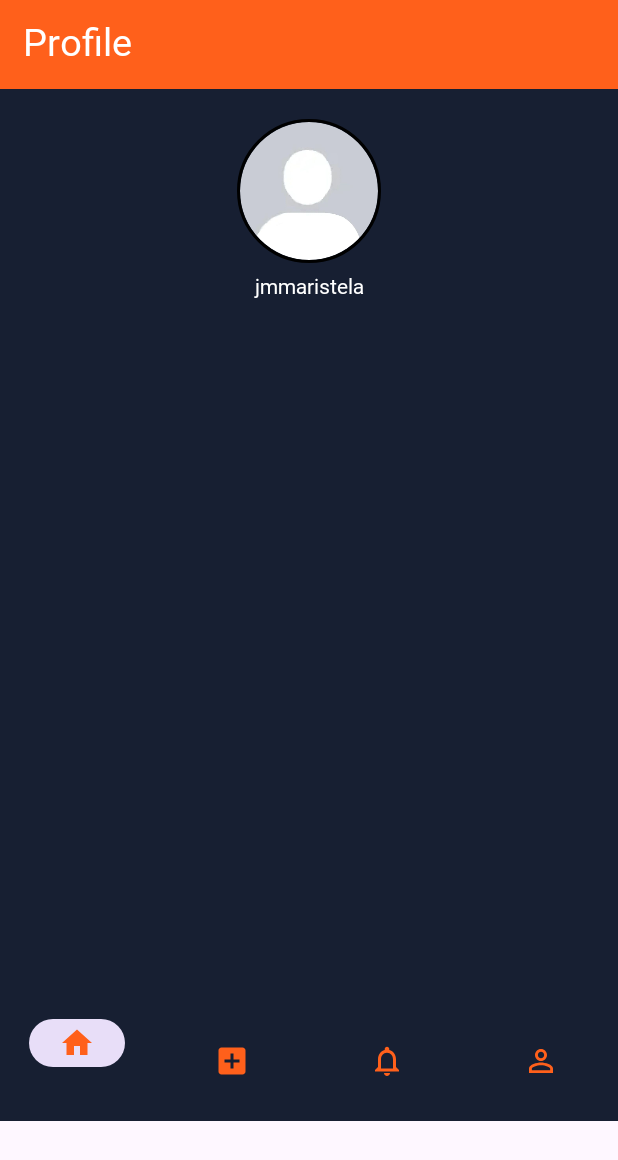
After one commit to jmmaristela/MOBDEVE-MCO_Group30_MaristelaOcampo, an Android app: the layout activity_profile.xml on its own in the app's theme, with its tools: preview values and no code run, on a phone screen of 412 x 824 dp. The commit adds this screen. Shown: the top 1160 px of the screen. Run offline under Robolectric (Android 15) with nearby library versions, the phone set to English and light mode, and no system bars.

Commit message:
PROFILE CREATED, NAVBAR, FONT (INTER), ROUNDED, IMAGES,

```diff
--- a/app/build.gradle.kts
+++ b/app/build.gradle.kts
@@ -1,9 +1,15 @@
 plugins {
     alias(libs.plugins.android.application)
     alias(libs.plugins.jetbrains.kotlin.android)
+
 }
 
+
+
+
 android {
+
+
     namespace = "com.mobdeve.s12.maristela.joseph_miguel.mobdeve_maristelaocampo_mco"
     compileSdk = 34
 
@@ -35,13 +41,17 @@ android {
     }
 }
 
+
+
 dependencies {
-
     implementation(libs.androidx.core.ktx)
     implementation(libs.androidx.appcompat)
     implementation(libs.material)
     implementation(libs.androidx.activity)
     implementation(libs.androidx.constraintlayout)
+
+    implementation("de.hdodenhof:circleimageview:3.1.0") // Add this line
+
     testImplementation(libs.junit)
     androidTestImplementation(libs.androidx.junit)
     androidTestImplementation(libs.androidx.espresso.core)
--- /dev/null
+++ b/app/src/main/java/com/mobdeve/s12/maristela/joseph_miguel/mobdeve_maristelaocampo_mco/ProfileActivity.kt
@@ -0,0 +1,4 @@
+package com.mobdeve.s12.maristela.joseph_miguel.mobdeve_maristelaocampo_mco
+
+class ProfileActivity {
+}
--- /dev/null
+++ b/app/src/main/res/color/bottom_nav_item_color.xml
@@ -0,0 +1,6 @@
+<?xml version="1.0" encoding="utf-8"?>
+<?xml version="1.0" encoding="utf-8"?>
+<selector xmlns:android="http://schemas.android.com/apk/res/android">
+    <item android:color="@color/main_orange" android:state_checked="true" />
+    <item android:color="@android:color/darker_gray" android:state_checked="false" />
+</selector>
--- /dev/null
+++ b/app/src/main/res/drawable/home_nav.xml
@@ -0,0 +1,5 @@
+<vector xmlns:android="http://schemas.android.com/apk/res/android" android:height="24dp" android:tint="#FF601B" android:viewportHeight="24" android:viewportWidth="24" android:width="24dp">
+
+    <path android:fillColor="@android:color/white" android:pathData="M10,20v-6h4v6h5v-8h3L12,3 2,12h3v8z"/>
+
+</vector>
--- /dev/null
+++ b/app/src/main/res/drawable/notif_nav.xml
@@ -0,0 +1,5 @@
+<vector xmlns:android="http://schemas.android.com/apk/res/android" android:height="24dp" android:tint="#FF601B" android:viewportHeight="24" android:viewportWidth="24" android:width="24dp">
+
+    <path android:fillColor="@android:color/white" android:pathData="M12,22c1.1,0 2,-0.9 2,-2h-4c0,1.1 0.9,2 2,2zM18,16v-5c0,-3.07 -1.63,-5.64 -4.5,-6.32L13.5,4c0,-0.83 -0.67,-1.5 -1.5,-1.5s-1.5,0.67 -1.5,1.5v0.68C7.64,5.36 6,7.92 6,11v5l-2,2v1h16v-1l-2,-2zM16,17L8,17v-6c0,-2.48 1.51,-4.5 4,-4.5s4,2.02 4,4.5v6z"/>
+
+</vector>
--- /dev/null
+++ b/app/src/main/res/drawable/profile_nav.xml
@@ -0,0 +1,5 @@
+<vector xmlns:android="http://schemas.android.com/apk/res/android" android:height="24dp" android:tint="#FF601B" android:viewportHeight="24" android:viewportWidth="24" android:width="24dp">
+
+    <path android:fillColor="@android:color/white" android:pathData="M12,5.9c1.16,0 2.1,0.94 2.1,2.1s-0.94,2.1 -2.1,2.1S9.9,9.16 9.9,8s0.94,-2.1 2.1,-2.1m0,9c2.97,0 6.1,1.46 6.1,2.1v1.1L5.9,18.1L5.9,17c0,-0.64 3.13,-2.1 6.1,-2.1M12,4C9.79,4 8,5.79 8,8s1.79,4 4,4 4,-1.79 4,-4 -1.79,-4 -4,-4zM12,13c-2.67,0 -8,1.34 -8,4v3h16v-3c0,-2.66 -5.33,-4 -8,-4z"/>
+
+</vector>
--- /dev/null
+++ b/app/src/main/res/drawable/start_nav.xml
@@ -0,0 +1,5 @@
+<vector xmlns:android="http://schemas.android.com/apk/res/android" android:height="24dp" android:tint="#FF601B" android:viewportHeight="24" android:viewportWidth="24" android:width="24dp">
+
+    <path android:fillColor="@android:color/white" android:pathData="M19,3L5,3c-1.11,0 -2,0.9 -2,2v14c0,1.1 0.89,2 2,2h14c1.1,0 2,-0.9 2,-2L21,5c0,-1.1 -0.9,-2 -2,-2zM17,13h-4v4h-2v-4L7,13v-2h4L11,7h2v4h4v2z"/>
+
+</vector>
--- /dev/null
+++ b/app/src/main/res/font/font_family.xml
@@ -0,0 +1,19 @@
+<?xml version="1.0" encoding="utf-8"?>
+<font-family xmlns:android="http://schemas.android.com/apk/res/android">
+
+    <!-- Regular variant -->
+    <font
+        android:fontStyle="normal"
+        android:fontWeight="400"
+        android:font="@font/InterVariable" />
+
+    <!-- Italic variant -->
+    <font
+        android:fontStyle="italic"
+        android:fontWeight="400"
+        android:font="@font/InterVariableItalic" />
+
+
+    <!-- Add more variants as needed -->
+
+</font-family>
--- /dev/null
+++ b/app/src/main/res/layout/activity_profile.xml
@@ -0,0 +1,67 @@
+<?xml version="1.0" encoding="utf-8"?>
+<LinearLayout xmlns:android="http://schemas.android.com/apk/res/android"
+    xmlns:app="http://schemas.android.com/apk/res-auto"
+    android:layout_width="match_parent"
+    android:layout_height="wrap_content"
+    android:background="@color/main_blue"
+    android:orientation="vertical">
+
+    <FrameLayout
+        android:layout_width="match_parent"
+        android:layout_height="59dp"
+        android:background="@color/main_orange">
+
+        <TextView
+            android:id="@+id/textView"
+            android:layout_width="wrap_content"
+            android:layout_height="wrap_content"
+            android:layout_marginStart="15dp"
+            android:layout_marginTop="10dp"
+            android:fontFamily="@font/font_family"
+            android:text="@string/profile_text"
+            android:textColor="@color/white"
+            android:textSize="25sp" />
+    </FrameLayout>
+
+    <LinearLayout
+        android:layout_width="match_parent"
+        android:layout_height="608dp"
+        android:orientation="vertical">
+
+        <de.hdodenhof.circleimageview.CircleImageView
+            android:id="@+id/profile_image"
+            android:layout_width="96dp"
+            android:layout_height="96dp"
+            android:layout_gravity="center"
+            android:layout_marginTop="20dp"
+            android:src="@drawable/pfp"
+            app:civ_border_color="#FF000000"
+            app:civ_border_width="2dp" />
+
+        <TextView
+            android:id="@+id/textView2"
+            android:layout_width="match_parent"
+            android:layout_height="30dp"
+            android:fontFamily="@font/font_family"
+            android:gravity="center"
+            android:text="@string/username"
+            android:textColor="@color/white" />
+
+    </LinearLayout>
+
+    <FrameLayout
+        android:layout_width="match_parent"
+        android:layout_height="match_parent">
+
+        <com.google.android.material.bottomnavigation.BottomNavigationView
+            android:id="@+id/bottomNavigationView"
+            android:layout_width="match_parent"
+            android:layout_height="wrap_content"
+            android:background="@color/main_blue"
+            app:menu="@menu/bottom_nav_menu"
+            app:itemTextAppearanceInactive="@style/BottomNavigationTextInactive"
+            app:itemIconTint="@color/main_orange" />
+    </FrameLayout>
+
+
+</LinearLayout>
--- /dev/null
+++ b/app/src/main/res/menu/bottom_nav_menu.xml
@@ -0,0 +1,24 @@
+<?xml version="1.0" encoding="utf-8"?>
+<menu xmlns:android="http://schemas.android.com/apk/res/android">
+
+    <item
+        android:id="@+id/home_menu"
+        android:icon="@drawable/home_nav"
+        android:title="@string/home"/>
+
+    <item
+        android:id="@+id/start_menu"
+        android:icon="@drawable/start_nav"
+        android:title="@string/start_activity"/>
+
+    <item
+        android:id="@+id/notif_menu"
+        android:icon="@drawable/notif_nav"
+        android:title="@string/notifications"/>
+
+    <item
+        android:id="@+id/profile_menu"
+        android:icon="@drawable/profile_nav"
+        android:title="@string/profile"/>
+
+</menu>
--- a/app/src/main/res/values/strings.xml
+++ b/app/src/main/res/values/strings.xml
@@ -2,5 +2,12 @@
     <string name="app_name">MOBDEVE_MaristelaOcampo-MCO</string>
 
     <string name="logo_description">Fitness Pro Application Main Logo</string>
+    <string name="profile_text">Profile</string>
+    <string name="username">jmmaristela</string>
+    <string name="notifications"></string>
+    <string name="profile"></string>
+    <string name="start_activity"></string>
+    <string name="home"></string>
+
 
 </resources>
--- /dev/null
+++ b/app/src/main/res/values/styles.xml
@@ -0,0 +1,15 @@
+<?xml version="1.0" encoding="utf-8"?>
+
+<resources>
+<!-- Base application theme -->
+<style name="AppTheme" parent="Theme.AppCompat.Light.DarkActionBar">
+    <!-- Customize your theme here -->
+    <item name="android:fontFamily">@font/font_family</item>
+    <!-- Other theme attributes -->
+</style>
+
+    <style name="BottomNavigationTextInactive">
+        <item name="android:textSize">0sp</item>
+    </style>
+
+</resources>
--- a/build.gradle.kts
+++ b/build.gradle.kts
@@ -2,4 +2,5 @@
 plugins {
     alias(libs.plugins.android.application) apply false
     alias(libs.plugins.jetbrains.kotlin.android) apply false
+
 }
```
Also changed, not shown: app/src/main/res/drawable/pfp.jpg (added), app/src/main/res/values/colors.xml (line endings or trailing spaces), 2 other files.
